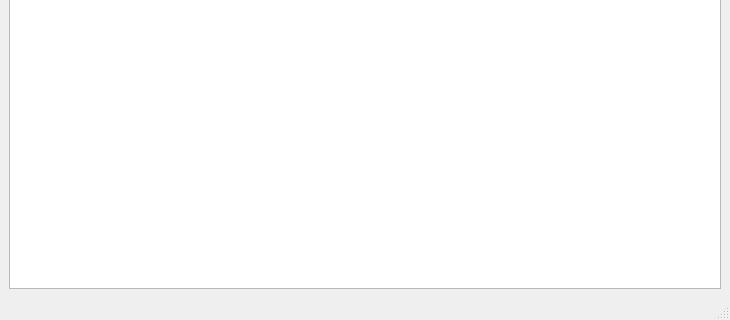
Qt form gui/automation/ui_autogui.ui (Ulm-IQO/qudi) before a commit; both pictures show x 0 to 730 and y 280 to 600 of the 730 by 600 pixel window.
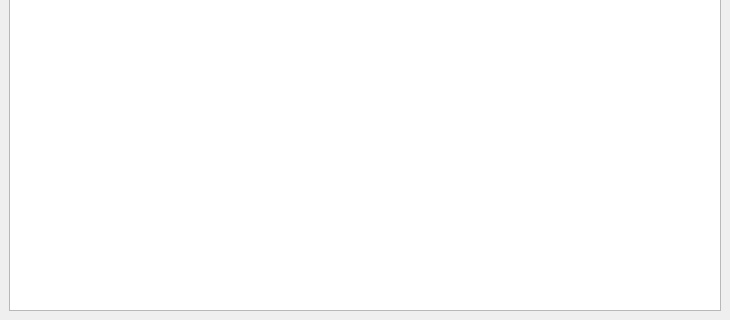
The same form after that commit. Icons and pictures are not drawn.

Commit message: removing unnecessary status bars

```diff
--- a/gui/automation/ui_autogui.ui
+++ b/gui/automation/ui_autogui.ui
@@ -44,7 +44,6 @@
    </widget>
    <addaction name="menuAutomation"/>
   </widget>
-  <widget class="QStatusBar" name="statusbar"/>
   <widget class="QToolBar" name="taskToolBar">
    <property name="enabled">
     <bool>true</bool>
```
Left out of the diff: 2 changed lines with no effect on the pictures. The commit also changes 14 other files.
